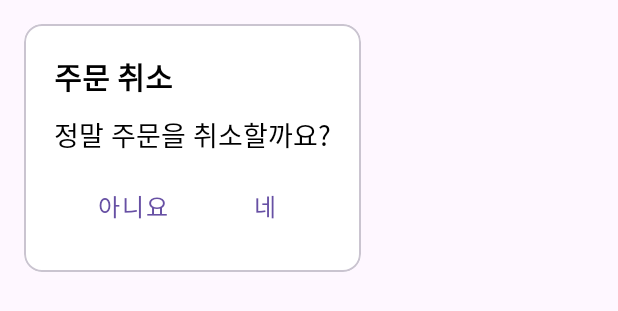
After one commit to hxxb1n/happy_capstone, an Android app: the layout dialog_custom_confirmation.xml on its own in the app's theme, with its tools: preview values and no code run, on a phone screen of 412 x 824 dp. The commit adds this screen. Shown: the top 311 px of the screen. Run offline under Robolectric (Android 15) with nearby library versions, the phone set to English and light mode, and no system bars.

Commit message:
주문 취소 개선

```diff
--- a/happy_app-temp/app/src/main/java/com/example/happy_app/adapter/OrderAdapter.java
+++ b/happy_app-temp/app/src/main/java/com/example/happy_app/adapter/OrderAdapter.java
@@ -1,6 +1,7 @@
 package com.example.happy_app.adapter;
 
 import android.annotation.SuppressLint;
+import android.app.AlertDialog;
 import android.app.Dialog;
 import android.content.Context;
 import android.graphics.Bitmap;
@@ -84,7 +85,7 @@ public class OrderAdapter extends RecyclerView.Adapter<OrderAdapter.OrderViewHol
             orderItemLayout = itemView.findViewById(R.id.orderItemLayout);
 
             buttonBuyNow.setOnClickListener(v -> fetchBarcode(getOrderIdFromText()));
-            buttonOrderCancel.setOnClickListener(v -> cancelOrder(getOrderIdFromText()));
+            buttonOrderCancel.setOnClickListener(v -> showCancelConfirmationDialog(getOrderIdFromText()));
         }
 
         @SuppressLint("SetTextI18n")
@@ -134,6 +135,20 @@ public class OrderAdapter extends RecyclerView.Adapter<OrderAdapter.OrderViewHol
             });
         }
 
+        private void showCancelConfirmationDialog(long orderId) {
+            Context context = itemView.getContext();
+            Dialog dialog = new Dialog(context, R.style.CustomDialog);
+            dialog.setContentView(R.layout.dialog_custom_confirmation);
+            Button buttonYes = dialog.findViewById(R.id.buttonYes);
+            Button buttonNo = dialog.findViewById(R.id.buttonNo);
+            buttonYes.setOnClickListener(v -> {
+                cancelOrder(orderId);
+                dialog.dismiss();
+            });
+            buttonNo.setOnClickListener(v -> dialog.dismiss());
+            dialog.show();
+        }
+
         private void cancelOrder(long orderId) {
             ApiService apiService = ApiClient.getRetrofitInstance().create(ApiService.class);
             Call<String> call = apiService.cancelOrder(orderId);
--- /dev/null
+++ b/happy_app-temp/app/src/main/res/layout/dialog_custom_confirmation.xml
@@ -0,0 +1,56 @@
+<com.google.android.material.card.MaterialCardView xmlns:android="http://schemas.android.com/apk/res/android"
+    android:layout_width="wrap_content"
+    android:layout_height="wrap_content"
+    android:layout_margin="16dp"
+    cardCornerRadius="16dp">
+
+    <LinearLayout
+        android:layout_width="wrap_content"
+        android:layout_height="wrap_content"
+        android:background="@color/white"
+        android:orientation="vertical"
+        android:padding="20dp">
+
+        <TextView
+            android:id="@+id/textViewTitle"
+            android:layout_width="wrap_content"
+            android:layout_height="wrap_content"
+            android:layout_marginBottom="10dp"
+            android:text="주문 취소"
+            android:textColor="@color/black"
+            android:textSize="20sp"
+            android:textStyle="bold" />
+
+        <TextView
+            android:id="@+id/textViewMessage"
+            android:layout_width="wrap_content"
+            android:layout_height="wrap_content"
+            android:layout_marginBottom="10dp"
+            android:text="정말 주문을 취소할까요?"
+            android:textColor="@color/black"
+            android:textSize="18sp" />
+
+        <LinearLayout
+            android:layout_width="match_parent"
+            android:layout_height="wrap_content"
+            android:gravity="end"
+            android:orientation="horizontal">
+
+            <com.google.android.material.button.MaterialButton
+                android:id="@+id/buttonNo"
+                style="@style/Widget.MaterialComponents.Button.TextButton"
+                android:layout_width="wrap_content"
+                android:layout_height="wrap_content"
+                android:text="아니요"
+                android:textSize="16sp" />
+
+            <com.google.android.material.button.MaterialButton
+                android:id="@+id/buttonYes"
+                style="@style/Widget.MaterialComponents.Button.TextButton"
+                android:layout_width="wrap_content"
+                android:layout_height="wrap_content"
+                android:text="네"
+                android:textSize="16sp" />
+        </LinearLayout>
+    </LinearLayout>
+</com.google.android.material.card.MaterialCardView>
--- /dev/null
+++ b/happy_app-temp/app/src/main/res/values/styles.xml
@@ -0,0 +1,8 @@
+<?xml version="1.0" encoding="utf-8"?>
+<resources>
+    <style name="CustomDialog" parent="Theme.AppCompat.Dialog">
+        <item name="android:windowBackground">@android:color/transparent</item>
+        <item name="android:windowIsFloating">true</item>
+        <item name="android:windowCloseOnTouchOutside">true</item>
+    </style>
+</resources>
```
